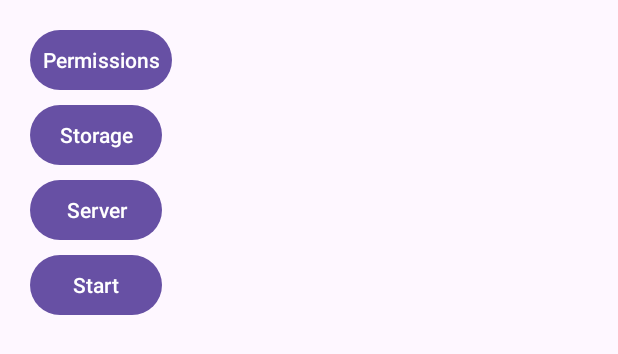
After one commit to Iron16Bit/icp-app, an Android app: the layout init_activity.xml on its own in the app's theme, with its tools: preview values and no code run, on a phone screen of 412 x 824 dp. The commit adds this screen. Shown: the top 354 px of the screen. Run offline under Robolectric (Android 15) with nearby library versions, the phone set to English and light mode, and no system bars.

Commit message:
Improved UI

```diff
--- a/app/src/main/AndroidManifest.xml
+++ b/app/src/main/AndroidManifest.xml
@@ -29,7 +29,8 @@
         tools:targetApi="31">
         <activity
             android:name=".MainActivity"
-            android:exported="true">
+            android:exported="true"
+            android:screenOrientation="landscape">
             <intent-filter>
                 <action android:name="android.intent.action.MAIN" />
 
--- a/app/src/main/java/com/icp/firefox_app/CopyFromAssets.java
+++ b/app/src/main/java/com/icp/firefox_app/CopyFromAssets.java
@@ -13,7 +13,6 @@ import java.io.InputStream;
 import java.io.OutputStream;
 
 public class CopyFromAssets {
-
     void copyAsset(String filename, String destDir, String subDir, Context context) {
         String dirPath = Environment.getExternalStorageDirectory().getAbsolutePath() + destDir;
         File dir = new File(dirPath);
@@ -30,10 +29,8 @@ public class CopyFromAssets {
             File outFile = new File(dirPath, filename);
             out = new FileOutputStream(outFile);
             copyFile(in, out);
-            Toast.makeText(context, "Success!", Toast.LENGTH_SHORT).show();
         } catch (IOException e) {
             e.printStackTrace();
-            Toast.makeText(context, "Failed...", Toast.LENGTH_SHORT).show();
         } finally {
             if (in != null) {
                 try {
--- a/app/src/main/java/com/icp/firefox_app/Server.java
+++ b/app/src/main/java/com/icp/firefox_app/Server.java
@@ -1,5 +1,6 @@
 package com.icp.firefox_app;
 
+import android.content.Context;
 import android.os.Environment;
 import android.util.Log;
 import android.webkit.MimeTypeMap;
@@ -7,6 +8,7 @@ import android.webkit.MimeTypeMap;
 import java.io.FileInputStream;
 import java.io.FileNotFoundException;
 import java.io.IOException;
+import java.io.InputStream;
 import java.util.Objects;
 
 import fi.iki.elonen.NanoHTTPD;
--- /dev/null
+++ b/app/src/main/res/layout/init_activity.xml
@@ -0,0 +1,50 @@
+<?xml version="1.0" encoding="utf-8"?>
+<androidx.constraintlayout.widget.ConstraintLayout xmlns:android="http://schemas.android.com/apk/res/android"
+    android:layout_width="match_parent"
+    android:layout_height="match_parent">
+
+    <RelativeLayout
+        android:id="@+id/main"
+        android:layout_width="match_parent"
+        android:layout_height="match_parent"
+        android:orientation="vertical">
+
+        <Button
+            android:id="@+id/permissions"
+            android:layout_width="wrap_content"
+            android:layout_height="wrap_content"
+            android:layout_marginStart="20dp"
+            android:layout_marginTop="16dp"
+            android:padding="8dp"
+            android:text="@string/permissions" />
+
+        <Button
+            android:id="@+id/storage"
+            android:layout_width="wrap_content"
+            android:layout_height="wrap_content"
+            android:layout_marginTop="66dp"
+            android:layout_marginStart="20dp"
+            android:padding="8dp"
+            android:text="@string/storage" />
+
+        <Button
+            android:id="@+id/server"
+            android:layout_width="wrap_content"
+            android:layout_height="wrap_content"
+            android:layout_marginStart="20dp"
+            android:layout_marginTop="116dp"
+            android:padding="8dp"
+            android:text="@string/server" />
+
+        <Button
+            android:id="@+id/start"
+            android:layout_width="wrap_content"
+            android:layout_height="wrap_content"
+            android:layout_marginStart="20dp"
+            android:layout_marginTop="166dp"
+            android:padding="8dp"
+            android:text="@string/start" />
+
+    </RelativeLayout>
+
+</androidx.constraintlayout.widget.ConstraintLayout>
--- a/app/src/main/res/values/strings.xml
+++ b/app/src/main/res/values/strings.xml
@@ -2,4 +2,9 @@
     <string name="app_name">firefox-app</string>
     <string name="storage">Storage</string>
     <string name="server">Server</string>
+    <string name="Permissions">\n</string>
+    <string name="Server" />
+    <string name="permissions">Permissions</string>
+    <string name="serverf">Server</string>
+    <string name="start">Start</string>
 </resources>
```
Also changed, not shown: app/src/main/java/com/icp/firefox_app/CopyInit.kt (added, +86 -0 lines), app/src/main/java/com/icp/firefox_app/MainActivity.kt (+19 -86 lines), app/src/main/res/layout/activity_main.xml (+0 -19 lines).
